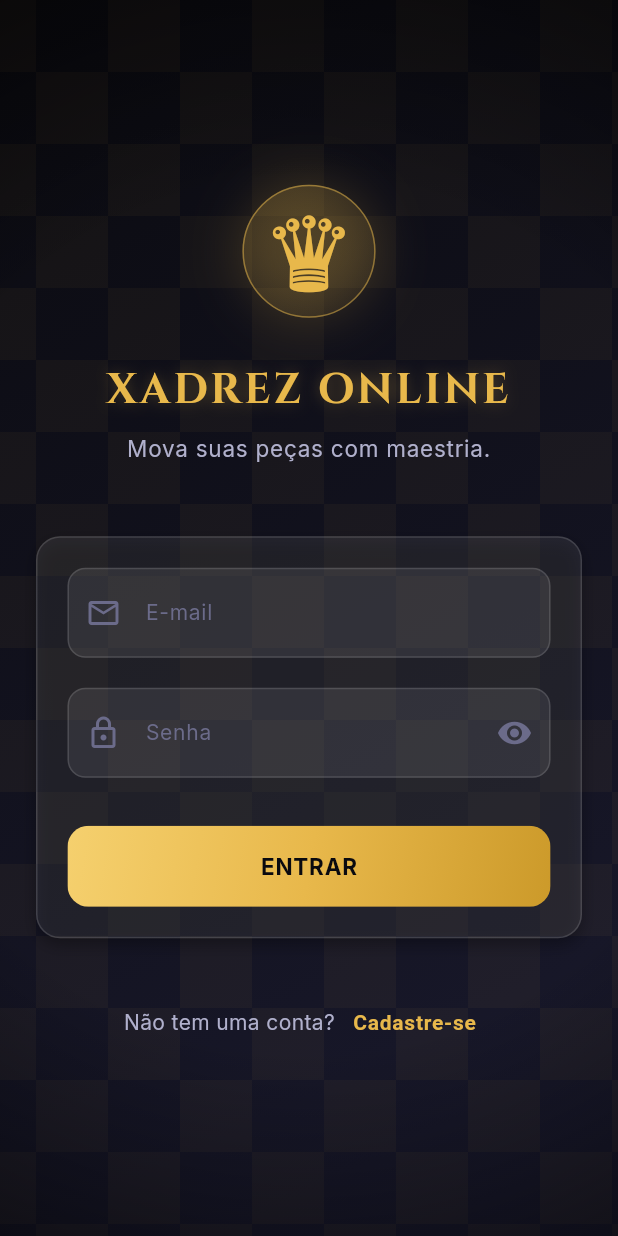
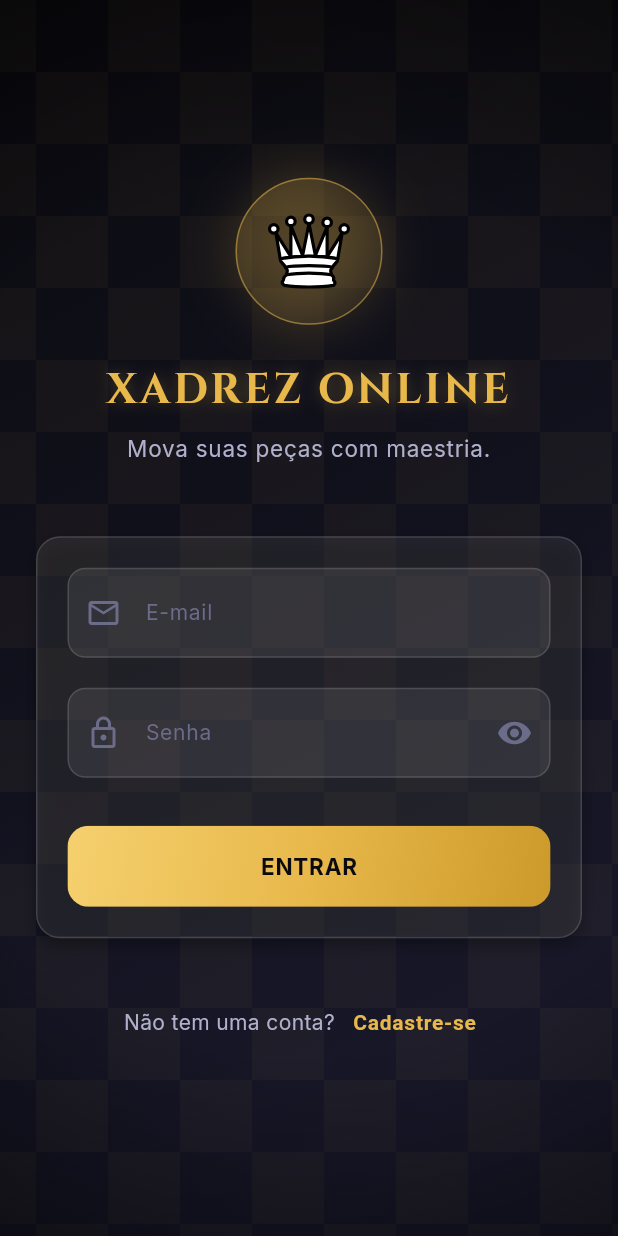
Before and after one commit to ArthurRCL/chess-multiplayer-flutter, a Flutter app: the screen it shows after launch, on a phone screen of 412 x 824 dp. Run offline on Flutter 3.47's test engine with Material 3 defaults, Android fonts, the phone set to English and light mode, and no system bars; our stand-ins replace app_links, dio, flutter_riverpod, flutter_secure_storage, flutter_svg, go_router and 2 more; missing offline and left inert: stomp_dart_client.

Commit message:
feat: ajuste de fontes e icones nas telas de login e partida

```diff
--- /dev/null
+++ b/devtools_options.yaml
@@ -0,0 +1,3 @@
+description: This file stores settings for Dart & Flutter DevTools.
+documentation: https://docs.flutter.dev/tools/devtools/extensions#configure-extension-enablement-states
+extensions:
--- a/lib/core/services/api_service.dart
+++ b/lib/core/services/api_service.dart
@@ -10,10 +10,8 @@ import '../storage/secure_storage.dart';
 String get _baseUrl {
   const custom = String.fromEnvironment('API_BASE_URL', defaultValue: '');
   if (custom.isNotEmpty) return custom;
-  // No Chrome/web, o backend está em localhost
-  if (kIsWeb) return 'http://localhost:8080';
-  // No emulador Android, 10.0.2.2 aponta para o localhost da máquina host
-  return 'http://10.0.2.2:8080';
+  // O backend agora está rodando na Oracle Cloud
+  return 'http://163.176.148.73:8080';
 }
 
 final apiServiceProvider = Provider<ApiService>((ref) {
--- a/lib/core/services/websocket_service.dart
+++ b/lib/core/services/websocket_service.dart
@@ -7,8 +7,7 @@ import 'package:flutter/foundation.dart' show kIsWeb;
 String get _wsUrl {
   const custom = String.fromEnvironment('WS_BASE_URL', defaultValue: '');
   if (custom.isNotEmpty) return custom;
-  if (kIsWeb) return 'http://localhost:8080/ws';
-  return 'http://10.0.2.2:8080/ws';
+  return 'http://163.176.148.73:8080/ws';
 }
 
 final webSocketServiceProvider = Provider<WebSocketService>((ref) {
--- a/lib/features/auth/login_screen.dart
+++ b/lib/features/auth/login_screen.dart
@@ -1,5 +1,6 @@
 import 'package:flutter/material.dart';
 import 'package:flutter_riverpod/flutter_riverpod.dart';
+import 'package:flutter_svg/flutter_svg.dart';
 import 'package:go_router/go_router.dart';
 import '../../core/services/auth_service.dart';
 import '../../shared/theme/app_theme.dart';
@@ -165,13 +166,10 @@ class _LoginScreenState extends ConsumerState<LoginScreen>
               ),
             ],
           ),
-          child: const Text(
-            '♛',
-            style: TextStyle(
-              fontSize: 64,
-              color: AppColors.gold2,
-              height: 1,
-            ),
+          child: SvgPicture.asset(
+            'assets/pieces/wQ.svg',
+            width: 64,
+            height: 64,
           ),
         ),
         const SizedBox(height: 24),
--- a/lib/features/partida/partida_screen.dart
+++ b/lib/features/partida/partida_screen.dart
@@ -484,6 +484,7 @@ class _PartidaScreenState extends ConsumerState<PartidaScreen> {
                     child: PecasCapturadas(
                       label: pecasTopoLabel,
                       pecas: pecasTopoList,
+                      pieceStyle: themePrefs.pieceStyle,
                     ),
                   ),
                   if (adversarioTempoMs != -1)
@@ -541,6 +542,7 @@ class _PartidaScreenState extends ConsumerState<PartidaScreen> {
                     child: PecasCapturadas(
                       label: pecasBaseLabel,
                       pecas: pecasBaseList,
+                      pieceStyle: themePrefs.pieceStyle,
                     ),
                   ),
                   if (meuTempoMs != -1)
```
Also changed, not shown: lib/features/partida/pecas_capturadas_widget.dart (+32 -9 lines), pubspec.lock.
